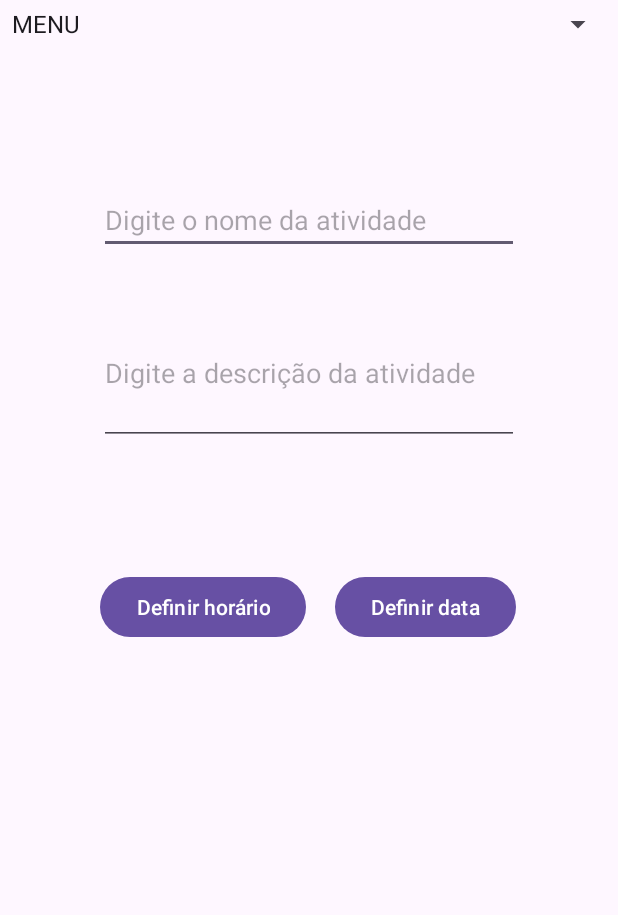
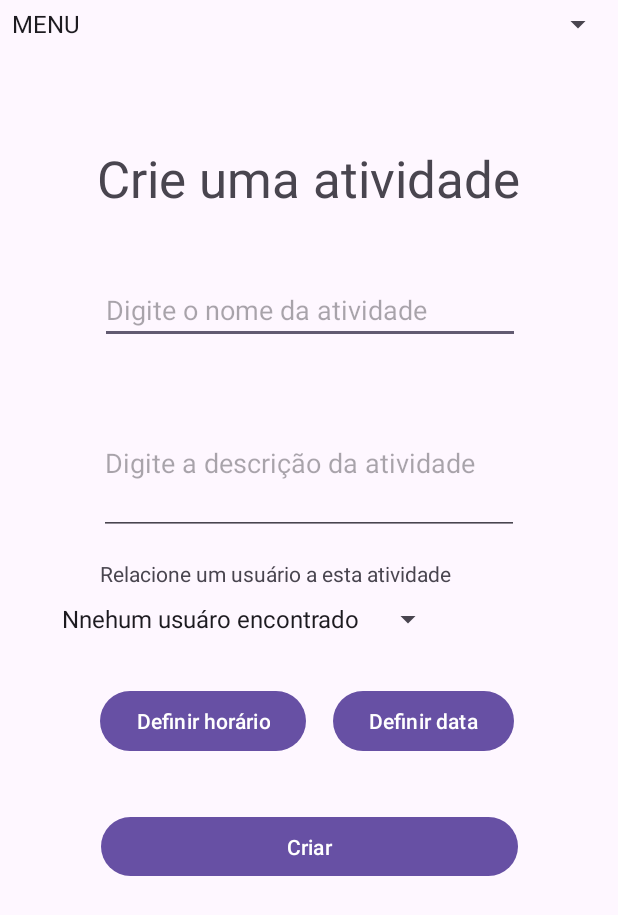
Before and after one commit to Dener-Fernandes/TrabalhoFinalProgMobile, an Android app: the CreateHomeworkActivity screen opened directly, with no data from a screen before it, on a phone screen of 412 x 824 dp. Shown: the top 915 px of the screen. Run offline under Robolectric (Android 15) with nearby library versions, the phone set to English and light mode, and no system bars; our stand-ins replace Room's generated code.

```diff
--- a/app/src/main/java/com/example/terceirotrabalho/activities/CreateHomeworkActivity.java
+++ b/app/src/main/java/com/example/terceirotrabalho/activities/CreateHomeworkActivity.java
@@ -10,19 +10,28 @@ import android.util.Log;
 import android.view.View;
 import android.widget.AdapterView;
 import android.widget.ArrayAdapter;
+import android.widget.EditText;
 import android.widget.Spinner;
 
 import com.example.terceirotrabalho.MainActivity;
 import com.example.terceirotrabalho.R;
 
+import com.example.terceirotrabalho.alarm.MyAlarm;
+import com.example.terceirotrabalho.database.AppDatabase;
 import com.example.terceirotrabalho.fragments.DateFragment;
 import com.example.terceirotrabalho.fragments.TimeFragment;
+import com.example.terceirotrabalho.model.User;
+
+import java.util.List;
 
 
 public class CreateHomeworkActivity extends AppCompatActivity {
+    EditText homeworkName, homeworkDescription;
+    AppDatabase database;
     static boolean isActivityRunning = false;
-    Spinner menuSpinner;
+    Spinner menuSpinner, usersSpinner;
     String[] menuOptions = {"MENU", "HOME", "CRIAR ATIVIDADE","SAIR"};
+    int year, month, day, hour, minute;
 
     @Override
     protected void onCreate(Bundle savedInstanceState) {
@@ -31,10 +40,14 @@ public class CreateHomeworkActivity extends AppCompatActivity {
 
         isActivityRunning = true;
 
+        database = AppDatabase.getAppDatabase(getApplicationContext());
+
+        usersSpinner = findViewById(R.id.usersSpinnerCreateHomework);
+        populateSpinner();
+
+        // menuSpinner -----------------------------------------------------
         menuSpinner = findViewById(R.id.menuSpinnerCreateHomework);
-
-        ArrayAdapter<String> adapter = new ArrayAdapter<>(this,
-                android.R.layout.simple_spinner_dropdown_item, menuOptions);
+        ArrayAdapter<String> adapter = new ArrayAdapter<>(this, android.R.layout.simple_spinner_dropdown_item, menuOptions);
         menuSpinner.setAdapter(adapter);
 
         menuSpinner.setOnItemSelectedListener(new AdapterView.OnItemSelectedListener() {
@@ -65,7 +78,30 @@ public class CreateHomeworkActivity extends AppCompatActivity {
 
             }
         });
+        // menuSpinner -----------------------------------------------------
     }
+
+    public void registerHomework(View v) {
+        homeworkName = findViewById(R.id.homeworkNameCreateValue);
+        homeworkDescription = findViewById(R.id.homeworkDescriptionCreateValue);
+        User selectedUser = (User) usersSpinner.getSelectedItem();
+
+        MyAlarm alarm = new MyAlarm();
+
+        alarm.setAlarm(getApplicationContext(), year, month, day, hour, minute);
+    }
+
+    public void setDate(int yearValue, int monthValue, int dayValue) {
+        year = yearValue;
+        month = monthValue;
+        day = dayValue;
+    }
+
+    public void setTime(int hourValue, int minuteValue) {
+        hour = hourValue;
+        minute = minuteValue;
+    }
+
     public void showTimePickerDialog(View v) {
         DialogFragment timeFragment = new TimeFragment();
         timeFragment.show(getSupportFragmentManager(), "timePicker");
@@ -75,4 +111,14 @@ public class CreateHomeworkActivity extends AppCompatActivity {
         DialogFragment dateFragment = new DateFragment();
         dateFragment.show(getSupportFragmentManager(), "datePicker");
     }
+
+    public void populateSpinner() {
+        List<User> users = database.userDao().getAllUsers();
+
+       if (!users.isEmpty()) {
+           ArrayAdapter<User> usersAdapter = new ArrayAdapter<>(this, R.layout.spinner_users, users);
+           usersAdapter.setDropDownViewResource(android.R.layout.simple_spinner_dropdown_item);
+           usersSpinner.setAdapter(usersAdapter);
+       }
+    }
 }
--- a/app/src/main/java/com/example/terceirotrabalho/fragments/DateFragment.java
+++ b/app/src/main/java/com/example/terceirotrabalho/fragments/DateFragment.java
@@ -7,6 +7,8 @@ import android.util.Log;
 import android.widget.DatePicker;
 
 import androidx.fragment.app.DialogFragment;
+
+import com.example.terceirotrabalho.activities.CreateHomeworkActivity;
 
 import java.util.Calendar;
 
@@ -27,7 +29,6 @@ public class DateFragment extends DialogFragment
 
     public void onDateSet(DatePicker view, int year, int month, int day) {
         // Do something with the date chosen by the user
-        Log.d("Mês", "Valor: " + month);
-        Log.d("Dia", "Valor: " + day);
+        ((CreateHomeworkActivity)getActivity()).setDate(year, month, day);
     }
 }
--- a/app/src/main/java/com/example/terceirotrabalho/model/User.java
+++ b/app/src/main/java/com/example/terceirotrabalho/model/User.java
@@ -58,4 +58,7 @@ public class User {
     }
 
     public void setIsUserLogged(boolean isUserLogged) { this.isUserLogged = isUserLogged; }
+
+    @Override
+    public String toString() { return userName; }
 }
--- a/app/src/main/res/layout/activity_create_homework.xml
+++ b/app/src/main/res/layout/activity_create_homework.xml
@@ -2,6 +2,7 @@
 <androidx.constraintlayout.widget.ConstraintLayout xmlns:android="http://schemas.android.com/apk/res/android"
     xmlns:app="http://schemas.android.com/apk/res-auto"
     xmlns:tools="http://schemas.android.com/tools"
+    android:id="@+id/createHomework"
     android:layout_width="match_parent"
     android:layout_height="match_parent"
     tools:context=".activities.CreateHomeworkActivity">
@@ -18,9 +19,10 @@
         android:id="@+id/homeworkNameCreateValue"
         android:layout_width="280dp"
         android:layout_height="wrap_content"
-        android:layout_marginTop="92dp"
+        android:layout_marginTop="152dp"
         android:hint="@string/NomeAtividade"
         app:layout_constraintEnd_toEndOf="parent"
+        app:layout_constraintHorizontal_bias="0.503"
         app:layout_constraintStart_toStartOf="parent"
         app:layout_constraintTop_toBottomOf="@+id/menuSpinnerCreateHomework" />
 
@@ -34,11 +36,12 @@
         app:layout_constraintEnd_toEndOf="parent"
         app:layout_constraintStart_toStartOf="parent"
         app:layout_constraintTop_toBottomOf="@+id/homeworkNameCreateValue" />
+
     <Button
         android:id="@+id/buttonSetTime"
         android:layout_width="wrap_content"
         android:layout_height="wrap_content"
-        android:layout_marginTop="84dp"
+        android:layout_marginTop="100dp"
         android:onClick="showTimePickerDialog"
         android:text="Definir horário"
         app:layout_constraintEnd_toEndOf="parent"
@@ -51,11 +54,57 @@
         android:layout_width="wrap_content"
         android:layout_height="wrap_content"
         android:layout_marginStart="16dp"
-        android:layout_marginTop="84dp"
+        android:layout_marginTop="100dp"
         android:onClick="showDatePickerDialog"
         android:text="Definir data"
         app:layout_constraintEnd_toEndOf="parent"
-        app:layout_constraintHorizontal_bias="0.044"
+        app:layout_constraintHorizontal_bias="0.029"
         app:layout_constraintStart_toEndOf="@+id/buttonSetTime"
         app:layout_constraintTop_toBottomOf="@+id/homeworkDescriptionCreateValue" />
+
+    <Spinner
+        android:id="@+id/usersSpinnerCreateHomework"
+        android:layout_width="wrap_content"
+        android:layout_height="wrap_content"
+        android:layout_marginTop="44dp"
+        android:entries="@array/tipos_array"
+        app:layout_constraintEnd_toEndOf="parent"
+        app:layout_constraintHorizontal_bias="0.221"
+        app:layout_constraintStart_toStartOf="parent"
+        app:layout_constraintTop_toBottomOf="@+id/homeworkDescriptionCreateValue" />
+
+    <TextView
+        android:id="@+id/textView3"
+        android:layout_width="wrap_content"
+        android:layout_height="wrap_content"
+        android:layout_marginTop="64dp"
+        android:text="@string/CriarAtividade"
+        android:textSize="34sp"
+        app:layout_constraintEnd_toEndOf="parent"
+        app:layout_constraintHorizontal_bias="0.496"
+        app:layout_constraintStart_toStartOf="parent"
+        app:layout_constraintTop_toBottomOf="@+id/menuSpinnerCreateHomework" />
+
+    <TextView
+        android:id="@+id/textView7"
+        android:layout_width="wrap_content"
+        android:layout_height="wrap_content"
+        android:layout_marginTop="16dp"
+        android:text="@string/RelacionarUsuario"
+        android:textSize="14sp"
+        app:layout_constraintEnd_toEndOf="parent"
+        app:layout_constraintHorizontal_bias="0.373"
+        app:layout_constraintStart_toStartOf="parent"
+        app:layout_constraintTop_toBottomOf="@+id/homeworkDescriptionCreateValue" />
+
+    <Button
+        android:id="@+id/button"
+        android:layout_width="278dp"
+        android:layout_height="47dp"
+        android:layout_marginTop="36dp"
+        android:onClick="registerHomework"
+        android:text="@string/CriarAtividadeButton"
+        app:layout_constraintEnd_toEndOf="parent"
+        app:layout_constraintStart_toStartOf="parent"
+        app:layout_constraintTop_toBottomOf="@+id/buttonSetTime" />
 </androidx.constraintlayout.widget.ConstraintLayout>
--- /dev/null
+++ b/app/src/main/res/values/arrays.xml
@@ -0,0 +1,8 @@
+<?xml version="1.0" encoding="utf-8"?>
+<resources>
+    <string-array name="tipos_array">
+        <item>Nnehum usuáro encontrado</item>
+
+        <!-- Adicione mais itens conforme necessário -->
+    </string-array>
+</resources>
--- a/app/src/main/res/values/strings.xml
+++ b/app/src/main/res/values/strings.xml
@@ -16,12 +16,15 @@
     <!-- Main (Login e Cadastro) -->
 
     <!--> CreateHomework -->
+    <string name="CriarAtividade">Crie uma atividade</string>
     <string name="NomeAtividade">Digite o nome da atividade</string>
     <string name="DescricaoAtividade">Digite a descrição da atividade</string>
     <string name="PrazoAtividade">
         Informe o prazo dentro do qual a atividade deve ser cumprida
     </string>
     <string name="UsuarioAtividade">Informe para quem é esta atividade</string>
+    <string name="RelacionarUsuario">Relacione um usuário a esta atividade</string>
+    <string name="CriarAtividadeButton">Criar</string>
 
 
 </resources>
```
Also changed, not shown: app/src/main/AndroidManifest.xml (+12 -0 lines), app/src/main/java/com/example/terceirotrabalho/alarm/MyAlarm.java (added, +43 -0 lines), app/src/main/java/com/example/terceirotrabalho/fragments/TimeFragment.java (+4 -4 lines), app/src/main/java/com/example/terceirotrabalho/model/Homework.java (added, +43 -0 lines), app/src/main/java/com/example/terceirotrabalho/receiver/MyReceiver.java (added, +60 -0 lines), app/src/main/res/layout/spinner_users.xml (added, +8 -0 lines).
